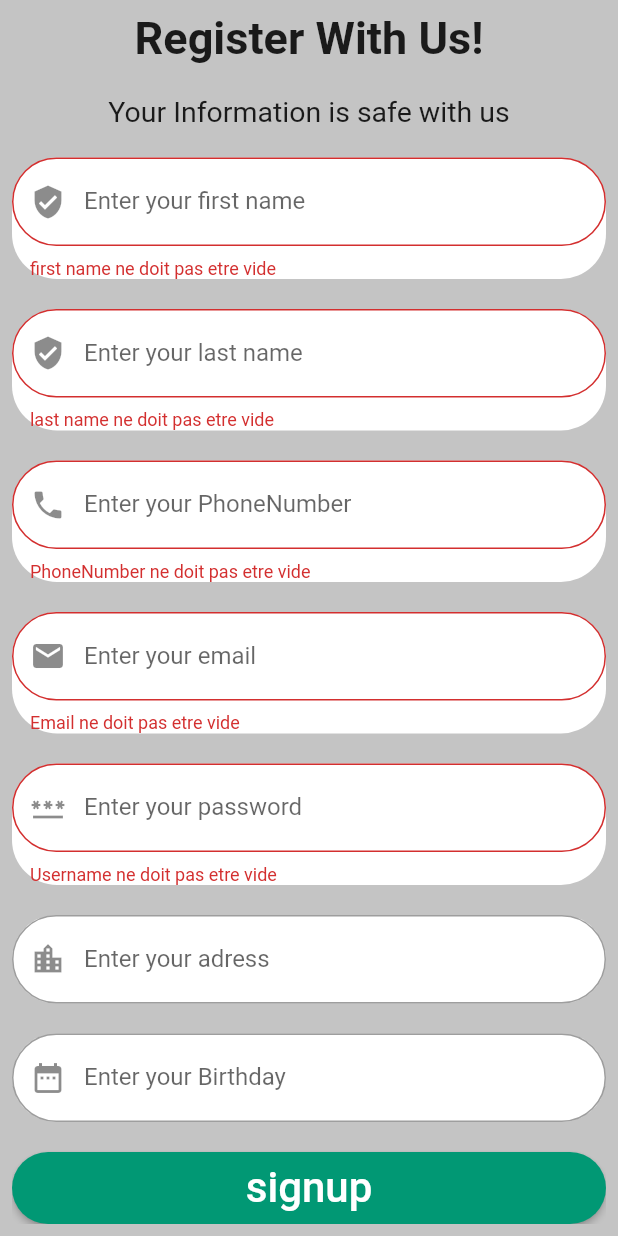
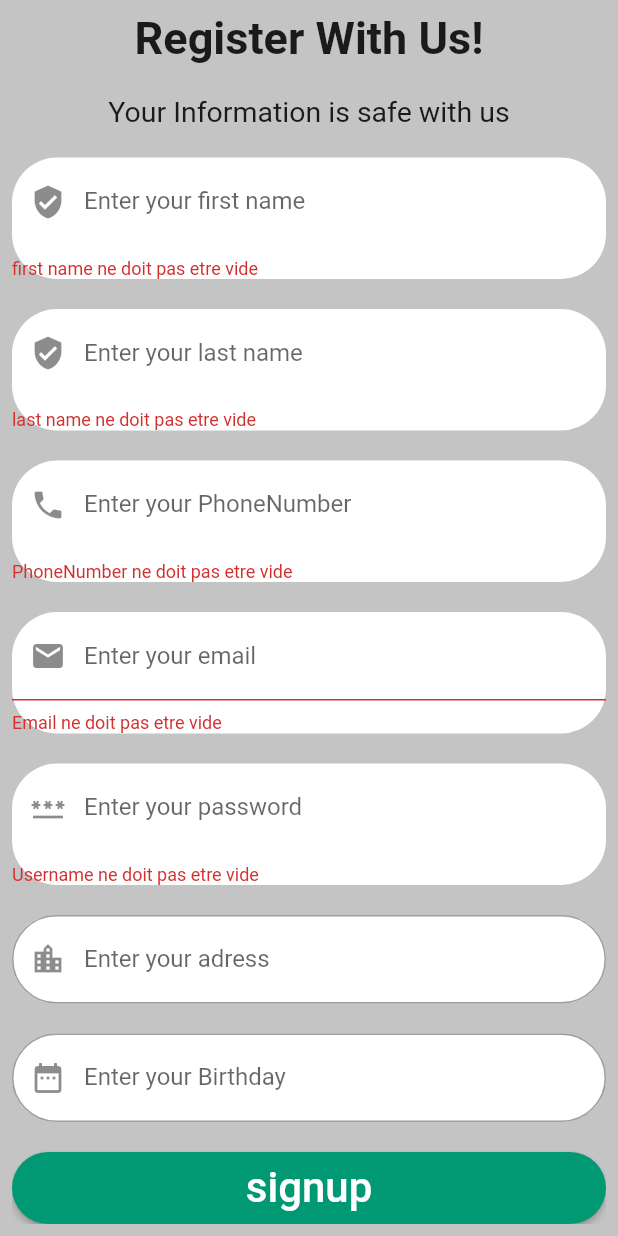
Before and after one commit to raniasellami/pim-ukrea-, a Flutter app: the SignUp screen opened by its route, after a tap on "signup", on a phone screen of 412 x 824 dp. Run offline on Flutter 3.47's test engine with Material 2 defaults, Android fonts, the phone set to English and light mode, and no system bars; drawn by our look-alikes of flutter_fadein; our stand-ins replace adaptive_theme, flutter_datetime_picker, lottie, pin_code_fields; network calls fail.

Commit message:
new commit

```diff
--- a/lib/main.dart
+++ b/lib/main.dart
@@ -37,7 +37,7 @@ class MyApp extends StatelessWidget {
           primarySwatch: Colors.blue,
         ),
         debugShowCheckedModeBanner: false,
-        initialRoute: "/splashscreen",
+        initialRoute: "/editprofile",
         routes: {
           "/splashscreen": (BuildContext context) {
             return const SignIn();
--- a/lib/screens/edit_profile.dart
+++ b/lib/screens/edit_profile.dart
@@ -1,5 +1,6 @@
 import 'package:flutter/material.dart';
 import 'package:flutter/widgets.dart';
+import 'package:adaptive_theme/adaptive_theme.dart';
 
 class EditProfile extends StatefulWidget {
   const EditProfile({Key? key}) : super(key: key);
--- a/lib/screens/signup.dart
+++ b/lib/screens/signup.dart
@@ -61,10 +61,8 @@ class _SignUpState extends State<SignUp> {
                     borderRadius: BorderRadius.circular(30)),
                 child: TextFormField(
                   decoration: InputDecoration(
+                    border: InputBorder.none,
                     prefixIcon: Icon(Icons.verified_user),
-                    border: OutlineInputBorder(
-                      borderRadius: BorderRadius.circular(30.0),
-                    ),
                     labelText: "Enter your first name",
                   ),
                   onSaved: (String? value) {
@@ -90,10 +88,8 @@ class _SignUpState extends State<SignUp> {
                     borderRadius: BorderRadius.circular(30)),
                 child: TextFormField(
                   decoration: InputDecoration(
+                    border: InputBorder.none,
                     prefixIcon: Icon(Icons.verified_user),
-                    border: OutlineInputBorder(
-                      borderRadius: BorderRadius.circular(30.0),
-                    ),
                     labelText: "Enter your last name",
                   ),
                   onSaved: (String? value) {
@@ -120,10 +116,8 @@ class _SignUpState extends State<SignUp> {
                 child: TextFormField(
                   keyboardType: TextInputType.phone,
                   decoration: InputDecoration(
+                    border: InputBorder.none,
                     prefixIcon: Icon(Icons.phone),
-                    border: OutlineInputBorder(
-                      borderRadius: BorderRadius.circular(30.0),
-                    ),
                     labelText: "Enter your PhoneNumber",
                   ),
                   onSaved: (String? value) {
@@ -151,9 +145,6 @@ class _SignUpState extends State<SignUp> {
                   keyboardType: TextInputType.emailAddress,
                   decoration: InputDecoration(
                     prefixIcon: Icon(Icons.email),
-                    border: OutlineInputBorder(
-                      borderRadius: BorderRadius.circular(30.0),
-                    ),
                     labelText: "Enter your email",
                   ),
                   onSaved: (String? value) {
@@ -183,10 +174,8 @@ class _SignUpState extends State<SignUp> {
                   keyboardType: TextInputType.visiblePassword,
                   obscureText: true,
                   decoration: InputDecoration(
+                    border: InputBorder.none,
                     prefixIcon: Icon(Icons.password),
-                    border: OutlineInputBorder(
-                      borderRadius: BorderRadius.circular(30.0),
-                    ),
                     labelText: "Enter your password",
                   ),
                   onSaved: (String? value) {
@@ -212,7 +201,6 @@ class _SignUpState extends State<SignUp> {
                     borderRadius: BorderRadius.circular(30)),
                 child: TextFormField(
                   keyboardType: TextInputType.streetAddress,
-                  obscureText: true,
                   decoration: InputDecoration(
                     prefixIcon: Icon(Icons.location_city),
                     border: OutlineInputBorder(
@@ -234,7 +222,6 @@ class _SignUpState extends State<SignUp> {
                     borderRadius: BorderRadius.circular(30)),
                 child: TextFormField(
                   keyboardType: TextInputType.datetime,
-                  obscureText: true,
                   decoration: InputDecoration(
                     prefixIcon: Icon(Icons.date_range),
                     border: OutlineInputBorder(
--- a/pubspec.yaml
+++ b/pubspec.yaml
@@ -32,9 +32,12 @@ dependencies:
     sdk: flutter
 
 
+
+
   # The following adds the Cupertino Icons font to your application.
   # Use with the CupertinoIcons class for iOS style icons.
   cupertino_icons: ^1.0.2
+  adaptive_theme: ^2.3.0
   hexcolor: ^2.0.6
   provider: ^6.0.2
   flutter_svg: ^1.0.3
@@ -46,6 +49,9 @@ dependencies:
   flutter_datetime_picker: ^1.5.1
   http: ^0.13.4
   path: ^1.8.0
+  shared_preferences: ^2.0.13
+
+
 
 
 dev_dependencies:
```
Also changed, not shown: lib/screens/home.dart (+7 -1 lines), pubspec.lock.
